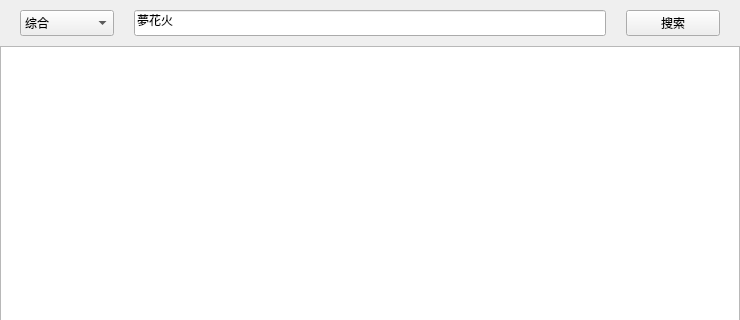
MucheXD/MusicGocha, file MusicGocha/src/ui/OnlineSearcher/OnlineSearcherU.ui: the form before one commit; both pictures show x 0 to 740 and y 0 to 320 of the 740 by 500 pixel window.
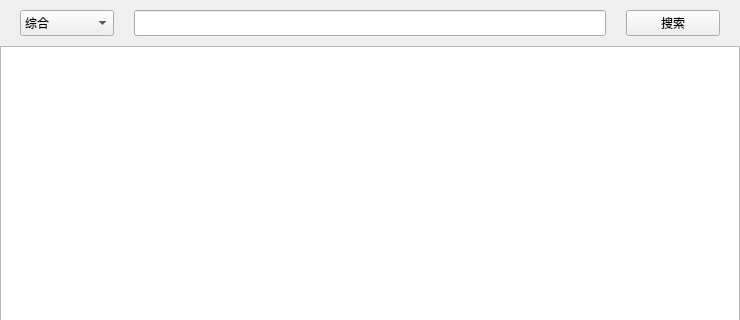
The form after the commit.

The edit to the form file:
```diff
--- a/MusicGocha/src/ui/OnlineSearcher/OnlineSearcherU.ui
+++ b/MusicGocha/src/ui/OnlineSearcher/OnlineSearcherU.ui
@@ -99,7 +99,7 @@
          </size>
         </property>
         <property name="text">
-         <string>夢花火</string>
+         <string/>
         </property>
        </widget>
       </item>
```
